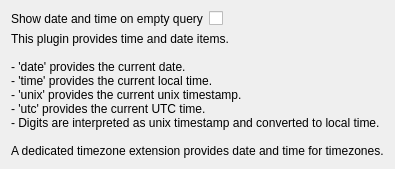
Before: the Qt Designer form datetime/src/configwidget.ui in albertlauncher/plugins, drawn with Qt 5.
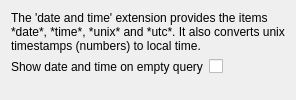
After: the same form once the commit is applied.

Patch:
```diff
--- a/datetime/src/configwidget.ui
+++ b/datetime/src/configwidget.ui
@@ -3,35 +3,24 @@
  <class>ConfigWidget</class>
  <widget class="QWidget" name="ConfigWidget">
   <layout class="QFormLayout" name="formLayout">
-   <item row="0" column="0">
+   <item row="1" column="0">
     <widget class="QLabel" name="label_emptyQuery">
      <property name="text">
       <string>Show date and time on empty query</string>
      </property>
     </widget>
    </item>
-   <item row="0" column="1">
+   <item row="1" column="1">
     <widget class="QCheckBox" name="checkBox_emptyQuery">
      <property name="text">
       <string/>
      </property>
     </widget>
    </item>
-   <item row="1" column="0" colspan="2">
+   <item row="0" column="0" colspan="2">
     <widget class="QLabel" name="lablel_info">
-     <property name="lineWidth">
-      <number>36</number>
-     </property>
      <property name="text">
-      <string>This plugin provides time and date items. 
-
-- 'date' provides the current date. 
-- 'time' provides the current local time.
-- 'unix' provides the current unix timestamp.
-- 'utc' provides the current UTC time.
-- Digits are interpreted as unix timestamp and converted to local time.
-
-A dedicated timezone extension provides date and time for timezones.</string>
+      <string>The 'date and time' extension provides the items *date*, *time*, *unix* and *utc*. It also converts unix timestamps (numbers) to local time.</string>
      </property>
      <property name="textFormat">
       <enum>Qt::MarkdownText</enum>
```
